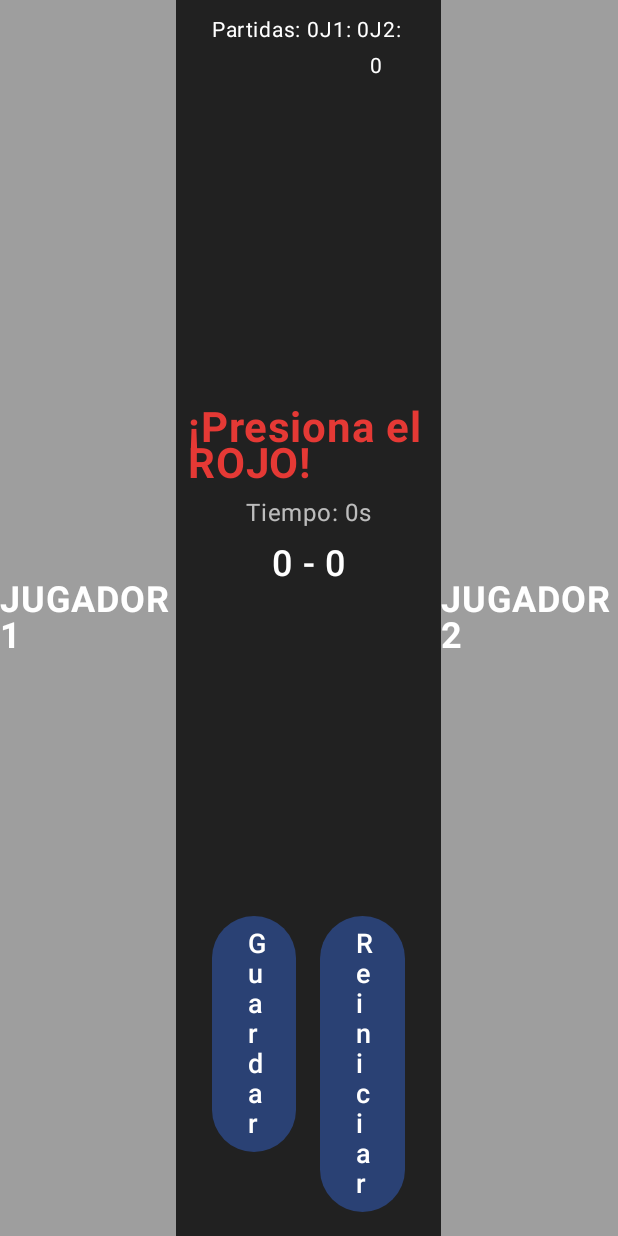
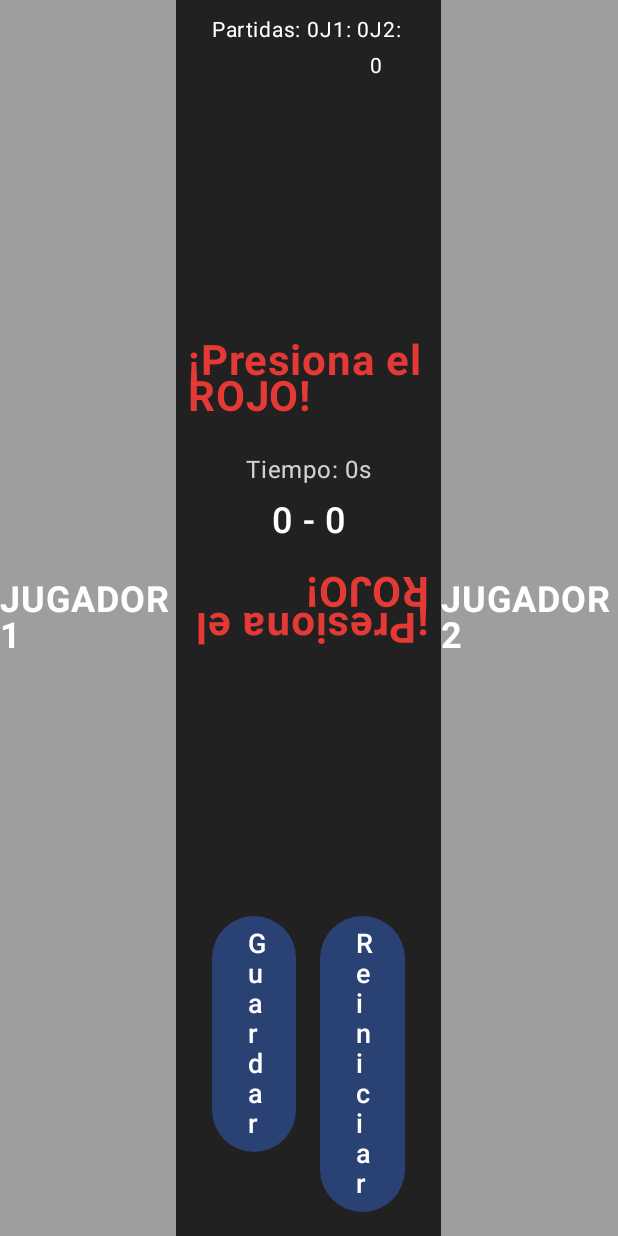
Before and after one commit to leay21/Juego, an Android app built with Jetpack Compose: the composable GameScreenLandscape shown on its own in the app's theme, on a phone screen of 412 x 824 dp. Run offline under Robolectric (Android 15) with nearby library versions, the phone set to English and light mode, and no system bars; our stand-ins replace Room's generated code.

Commit message:
Modificación de pantalla para cada jugador

```diff
--- a/app/src/main/java/com/example/juego/GameScreen.kt
+++ b/app/src/main/java/com/example/juego/GameScreen.kt
@@ -1,6 +1,6 @@
 package com.example.juego
 
-import android.content.res.Configuration // ¡NUEVO IMPORT!
+import android.content.res.Configuration
 import androidx.compose.animation.AnimatedContent
 import androidx.compose.animation.animateColorAsState
 import androidx.compose.animation.core.tween
@@ -12,9 +12,9 @@ import androidx.compose.foundation.clickable
 import androidx.compose.foundation.layout.Arrangement
 import androidx.compose.foundation.layout.Box
 import androidx.compose.foundation.layout.Column
-import androidx.compose.foundation.layout.Row // ¡NUEVO IMPORT!
-import androidx.compose.foundation.layout.Spacer // ¡NUEVO IMPORT!
-import androidx.compose.foundation.layout.fillMaxHeight // ¡NUEVO IMPORT!
+import androidx.compose.foundation.layout.Row
+import androidx.compose.foundation.layout.Spacer
+import androidx.compose.foundation.layout.fillMaxHeight
 import androidx.compose.foundation.layout.fillMaxSize
 import androidx.compose.foundation.layout.fillMaxWidth
 import androidx.compose.foundation.layout.padding
@@ -28,7 +28,7 @@ import androidx.compose.runtime.getValue
 import androidx.compose.ui.Alignment
 import androidx.compose.ui.Modifier
 import androidx.compose.ui.graphics.Color
-import androidx.compose.ui.platform.LocalConfiguration // ¡NUEVO IMPORT!
+import androidx.compose.ui.platform.LocalConfiguration
 import androidx.compose.ui.text.font.FontWeight
 import androidx.compose.ui.unit.dp
 import androidx.compose.ui.unit.sp
@@ -36,6 +36,8 @@ import androidx.lifecycle.compose.collectAsStateWithLifecycle
 import com.example.juego.ui.theme.GrisFondo
 import com.example.juego.data.GameStats
 import com.example.juego.data.SaveFormat
+import androidx.compose.foundation.layout.height // ¡NUEVO IMPORT!
+import androidx.compose.ui.graphics.graphicsLayer // ¡NUEVO IMPORT!
 
 // ¡FUNCIÓN PRINCIPAL MODIFICADA!
 @Composable
@@ -117,9 +119,8 @@ private fun GameScreenPortrait(
                 .weight(1f)
                 .fillMaxWidth()
         )
-        // Área Central
+        // ¡MODIFICADO! TargetDisplay ahora se ajusta a su contenido
         TargetDisplay(state = uiState)
-        // Área Jugador 2
         TouchArea(
             player = 2,
             backgroundColor = uiState.roundColor.color,
@@ -175,9 +176,10 @@ private fun GameScreenLandscape(
             verticalArrangement = Arrangement.Center // Centrado verticalmente
         ) {
             StatsDisplay(stats = stats)
-            Spacer(modifier = Modifier.weight(1f)) // Empuja al centro
+            // ¡MODIFICADO! Usamos un Spacer con peso para centrar
+            Spacer(modifier = Modifier.weight(1f))
             TargetDisplay(state = uiState)
-            Spacer(modifier = Modifier.weight(1f)) // Empuja a los bordes
+            Spacer(modifier = Modifier.weight(1f))
             GameControls(
                 state = uiState,
                 saveFormat = saveFormat,
@@ -255,17 +257,48 @@ fun TouchArea(
     }
 }
 
+// --- ¡TargetDisplay TOTALMENTE MODIFICADO! ---
 @Composable
 fun TargetDisplay(state: GameUiState) {
     AnimatedContent(
         targetState = state.gameState,
         modifier = Modifier
             .fillMaxWidth()
-            .padding(vertical = 24.dp),
+            // ¡MODIFICADO! El padding se aplica dentro
+            .padding(vertical = 16.dp),
         transitionSpec = { fadeIn(tween(300)) togetherWith fadeOut(tween(300)) },
         label = "TargetMessage"
     ) { targetState ->
-        Column(horizontalAlignment = Alignment.CenterHorizontally) {
+        Column(
+            horizontalAlignment = Alignment.CenterHorizontally,
+            modifier = Modifier.fillMaxWidth()
+        ) {
+
+            // 1. Texto para Jugador 1 (Normal)
+            TargetMessage(targetState, state, isRotated = false)
+
+            Spacer(modifier = Modifier.height(16.dp))
+
+            // 2. Información Central (Tiempo y Puntuación)
+            TimeAndScore(state, targetState)
+
+            Spacer(modifier = Modifier.height(16.dp))
+
+            // 3. Texto para Jugador 2 (Invertido)
+            TargetMessage(targetState, state, isRotated = true)
+        }
+    }
+}
+
+// --- ¡NUEVO HELPER COMPOSABLE! ---
+// Muestra el mensaje de estado (Ganador, Pausa o Color Objetivo)
+@Composable
+private fun TargetMessage(targetState: GamePhase, state: GameUiState, isRotated: Boolean) {
+    // Rota toda la columna 180 grados si es para el Jugador 2
+    Column(
+        horizontalAlignment = Alignment.CenterHorizontally,
+        modifier = Modifier.graphicsLayer(rotationZ = if (isRotated) 180f else 0f)
+    ) {
         when (targetState) {
             GamePhase.GAME_OVER -> {
                 Text(
@@ -284,15 +317,23 @@ fun TargetDisplay(state: GameUiState) {
                 )
             }
             else -> {
+                // Texto del color objetivo
                 Text(
                     text = "¡Presiona el ${state.targetColor.nombre}!",
                     fontSize = 28.sp,
                     fontWeight = FontWeight.Bold,
-                        color = state.targetTextColor.color // Usa el color de confusión si existe
+                    color = state.targetTextColor.color // Usa el color (posiblemente de confusión)
                 )
             }
         }
+    }
+}
 
+// --- ¡NUEVO HELPER COMPOSABLE! ---
+// Muestra el tiempo y la puntuación (nunca se rota)
+@Composable
+private fun TimeAndScore(state: GameUiState, targetState: GamePhase) {
+    Column(horizontalAlignment = Alignment.CenterHorizontally) {
         if (state.gameMode == GameMode.TIME_ATTACK) {
             Text(
                 text = "Tiempo Restante: ${state.remainingTime}s",
@@ -304,7 +345,7 @@ fun TargetDisplay(state: GameUiState) {
             Text(
                 text = "Tiempo: ${state.timeElapsed}s",
                 fontSize = 16.sp,
-                    color = Color.White.copy(alpha = 0.7f),
+                color = Color.White.copy(alpha = 0.8f),
                 modifier = Modifier.padding(top = 4.dp)
             )
         }
@@ -317,7 +358,6 @@ fun TargetDisplay(state: GameUiState) {
                 color = Color.White,
                 modifier = Modifier.padding(top = 8.dp)
             )
-            }
         }
     }
 }
```
Lines whose indentation alone changed are shown as unchanged.
